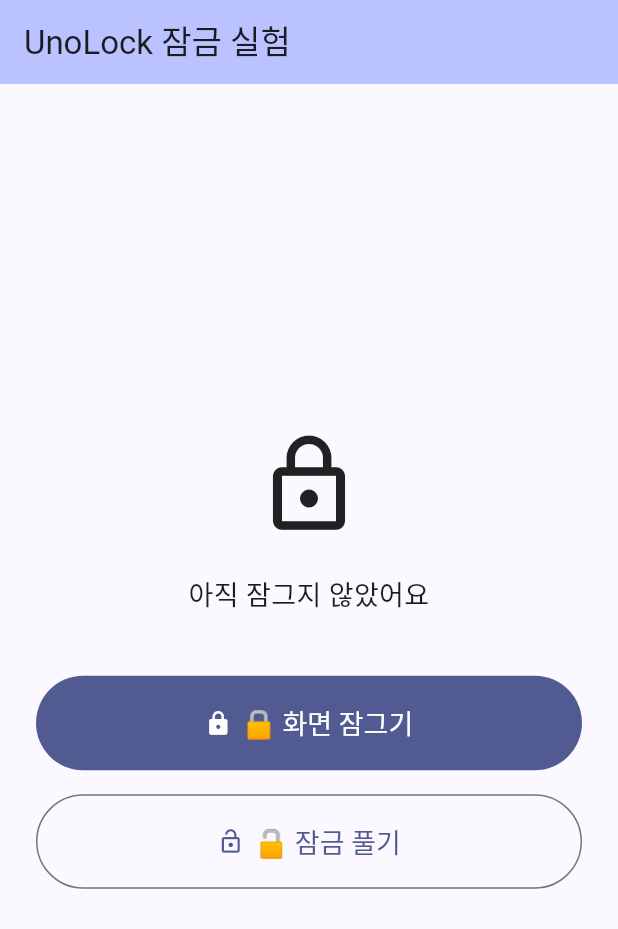
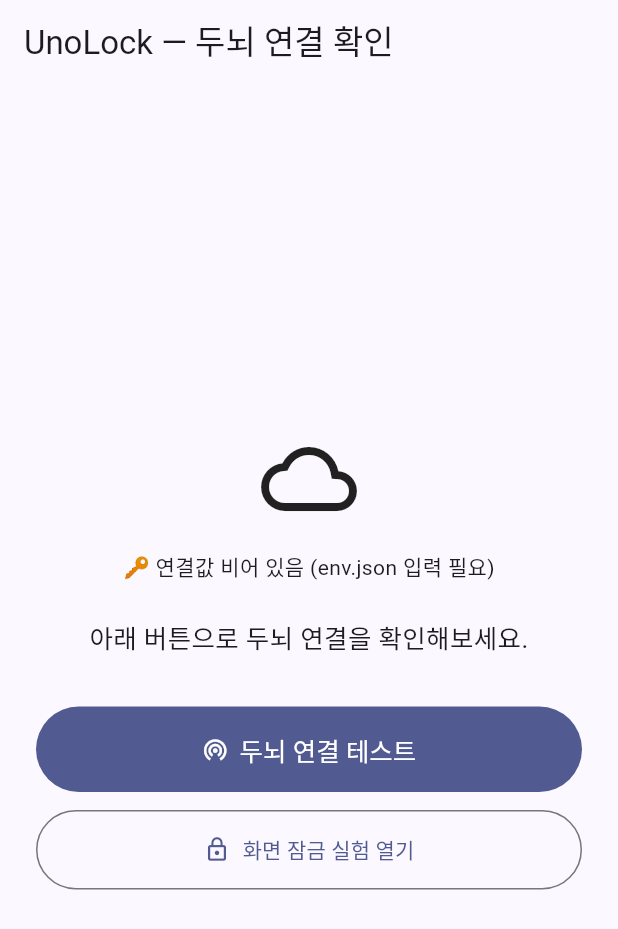
Before and after one commit to unounhee/unolock, a Flutter app: the screen it shows after launch, on a phone screen of 412 x 824 dp. Shown: the top 929 px of the screen. Run offline on Flutter 3.47's test engine with Material 3 defaults, Android fonts, the phone set to English and light mode, and no system bars; our stand-ins replace supabase_flutter; accounts and stored records are empty.

Commit message:
⑯ 앱↔Supabase 연결 — supabase_flutter + 두뇌 연결 확인 화면
- supabase_flutter 추가, lib/supabase_client.dart (init/손잡이)
- 연결값은 env.json (gitignore) + --dart-define-from-file, env.example.json 템플릿
- main.dart: 두뇌 연결 확인 임시 화면, 잠금 실험은 lock_test_page.dart로 분리
- 실제 폰에서 연결 성공 확인

Co-Authored-By: Claude Opus 4.8 (1M context) <noreply@anthropic.com>

```diff
--- /dev/null
+++ b/app/env.example.json
@@ -0,0 +1,5 @@
+{
+  "_안내": "이 파일을 복사해 env.json 으로 만들고, 아래 두 값을 채우세요. (web/.env.local 의 값과 동일)",
+  "SUPABASE_URL": "https://여기에-프로젝트-주소.supabase.co",
+  "SUPABASE_ANON_KEY": "sb_publishable_여기에-공개키"
+}
--- a/app/lib/main.dart
+++ b/app/lib/main.dart
@@ -1,100 +1,111 @@
 import 'package:flutter/material.dart';
-import 'package:flutter/services.dart';
+import 'supabase_client.dart';
+import 'lock_test_page.dart';
 
-void main() {
-  runApp(const LockTestApp());
+Future<void> main() async {
+  // 앱이 화면을 그리기 전에 두뇌(Supabase) 연결을 먼저 켭니다.
+  WidgetsFlutterBinding.ensureInitialized();
+  await initSupabase();
+  runApp(const UnoLockApp());
 }
 
-class LockTestApp extends StatelessWidget {
-  const LockTestApp({super.key});
+class UnoLockApp extends StatelessWidget {
+  const UnoLockApp({super.key});
 
   @override
   Widget build(BuildContext context) {
     return MaterialApp(
-      title: 'UnoLock 잠금 실험',
+      title: 'UnoLock',
       theme: ThemeData(
         colorScheme: ColorScheme.fromSeed(seedColor: Colors.indigo),
         useMaterial3: true,
       ),
-      home: const LockHomePage(),
+      home: const ConnectionTestPage(),
     );
   }
 }
 
-class LockHomePage extends StatefulWidget {
-  const LockHomePage({super.key});
+// 두뇌(Supabase) 연결이 잘 됐는지 확인하는 임시 화면.
+// (나중에 진짜 첫 화면 = 유형 선택/로그인 으로 교체됩니다.)
+class ConnectionTestPage extends StatefulWidget {
+  const ConnectionTestPage({super.key});
 
   @override
-  State<LockHomePage> createState() => _LockHomePageState();
+  State<ConnectionTestPage> createState() => _ConnectionTestPageState();
 }
 
-class _LockHomePageState extends State<LockHomePage> {
-  // MainActivity.kt 의 통로 이름과 똑같아야 함
-  static const _channel = MethodChannel('unolock/lock');
+class _ConnectionTestPageState extends State<ConnectionTestPage> {
+  String _result = '아래 버튼으로 두뇌 연결을 확인해보세요.';
+  bool _testing = false;
 
-  String _status = '아직 잠그지 않았어요';
-
-  Future<void> _lock() async {
+  Future<void> _testConnection() async {
+    if (!hasSupabaseKeys) {
+      setState(() => _result =
+          '⚠️ 연결값이 비어 있어요.\nenv.json 에 URL·공개키를 넣고 다시 실행해주세요.');
+      return;
+    }
+    setState(() {
+      _testing = true;
+      _result = '두뇌에 물어보는 중...';
+    });
     try {
-      await _channel.invokeMethod('lock');
-      setState(() => _status = '🔒 화면 고정을 요청했어요.\n이제 다른 앱으로 못 넘어가야 정상!');
-    } on PlatformException catch (e) {
-      setState(() => _status = '❌ 잠금 실패: ${e.message}');
-    }
-  }
-
-  Future<void> _unlock() async {
-    try {
-      await _channel.invokeMethod('unlock');
-      setState(() => _status = '🔓 잠금을 해제했어요.');
-    } on PlatformException catch (e) {
-      setState(() => _status = '❌ 해제 실패: ${e.message}');
+      // 아무 표에나 가볍게 한 줄 요청 → 응답이 오면(빈 목록이라도) 연결 성공.
+      await supabase.from('academies').select('id').limit(1);
+      setState(() => _result = '✅ 두뇌(Supabase) 연결 성공!\n앱이 웹과 같은 데이터에 닿았어요.');
+    } catch (e) {
+      setState(() => _result = '❌ 연결 실패:\n$e');
+    } finally {
+      setState(() => _testing = false);
     }
   }
 
   @override
   Widget build(BuildContext context) {
+    final keyStatus = hasSupabaseKeys
+        ? '🔑 연결값 들어옴 (URL·공개키 확인됨)'
+        : '🔑 연결값 비어 있음 (env.json 입력 필요)';
+
     return Scaffold(
-      appBar: AppBar(
-        backgroundColor: Theme.of(context).colorScheme.inversePrimary,
-        title: const Text('UnoLock 잠금 실험'),
-      ),
+      appBar: AppBar(title: const Text('UnoLock — 두뇌 연결 확인')),
       body: Center(
         child: Padding(
           padding: const EdgeInsets.all(24),
           child: Column(
             mainAxisAlignment: MainAxisAlignment.center,
             children: [
-              const Icon(Icons.lock_outline, size: 72),
+              const Icon(Icons.cloud_outlined, size: 64),
+              const SizedBox(height: 16),
+              Text(keyStatus, style: const TextStyle(fontSize: 14)),
               const SizedBox(height: 24),
               Text(
-                _status,
+                _result,
                 textAlign: TextAlign.center,
-                style: const TextStyle(fontSize: 18),
+                style: const TextStyle(fontSize: 17, height: 1.5),
               ),
-              const SizedBox(height: 40),
+              const SizedBox(height: 32),
               SizedBox(
                 width: double.infinity,
                 child: FilledButton.icon(
-                  onPressed: _lock,
-                  icon: const Icon(Icons.lock),
-                  label: const Text('🔒 화면 잠그기'),
+                  onPressed: _testing ? null : _testConnection,
+                  icon: const Icon(Icons.wifi_tethering),
+                  label: const Text('두뇌 연결 테스트'),
                   style: FilledButton.styleFrom(
-                    padding: const EdgeInsets.symmetric(vertical: 18),
-                    textStyle: const TextStyle(fontSize: 18),
+                    padding: const EdgeInsets.symmetric(vertical: 16),
+                    textStyle: const TextStyle(fontSize: 17),
                   ),
                 ),
               ),
-              const SizedBox(height: 16),
+              const SizedBox(height: 12),
               SizedBox(
                 width: double.infinity,
                 child: OutlinedButton.icon(
-                  onPressed: _unlock,
-                  icon: const Icon(Icons.lock_open),
-                  label: const Text('🔓 잠금 풀기'),
+                  onPressed: () => Navigator.of(context).push(
+                    MaterialPageRoute(builder: (_) => const LockTestPage()),
+                  ),
+                  icon: const Icon(Icons.lock_outline),
+                  label: const Text('화면 잠금 실험 열기'),
                   style: OutlinedButton.styleFrom(
-                    padding: const EdgeInsets.symmetric(vertical: 18),
-                    textStyle: const TextStyle(fontSize: 18),
+                    padding: const EdgeInsets.symmetric(vertical: 16),
                   ),
                 ),
               ),
--- /dev/null
+++ b/app/lib/supabase_client.dart
@@ -0,0 +1,19 @@
+import 'package:supabase_flutter/supabase_flutter.dart';
+
+// 앱을 실행할 때 --dart-define-from-file=env.json 으로 넣어주는 값들.
+// (env.json 은 git에 안 올라가는 비밀 파일. 값은 대표님이 직접 입력.)
+const supabaseUrl = String.fromEnvironment('SUPABASE_URL');
+const supabaseAnonKey = String.fromEnvironment('SUPABASE_ANON_KEY');
+
+// 두 값이 채워져 있는지.
+bool get hasSupabaseKeys =>
+    supabaseUrl.isNotEmpty && supabaseAnonKey.isNotEmpty;
+
+// 앱 시작 시 한 번 호출. 값이 없으면 조용히 건너뜀(연결 안 함).
+Future<void> initSupabase() async {
+  if (!hasSupabaseKeys) return;
+  await Supabase.initialize(url: supabaseUrl, publishableKey: supabaseAnonKey);
+}
+
+// 어디서든 두뇌(Supabase)에 접근할 때 쓰는 손잡이.
+SupabaseClient get supabase => Supabase.instance.client;
--- a/app/pubspec.yaml
+++ b/app/pubspec.yaml
@@ -34,6 +34,7 @@ dependencies:
   # The following adds the Cupertino Icons font to your application.
   # Use with the CupertinoIcons class for iOS style icons.
   cupertino_icons: ^1.0.8
+  supabase_flutter: ^2.15.0
 
 dev_dependencies:
   flutter_test:
```
Also changed, not shown: app/lib/lock_test_page.dart (added, +85 -0 lines), app/pubspec.lock, 3 other files.
